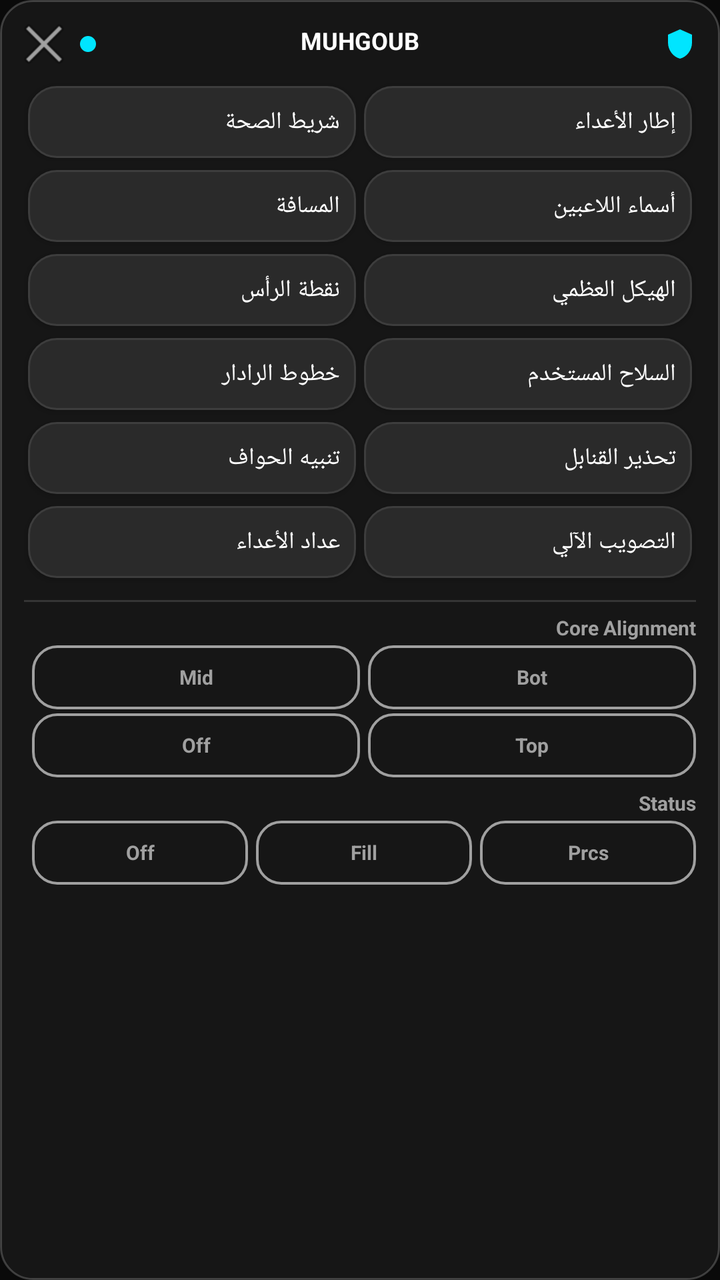
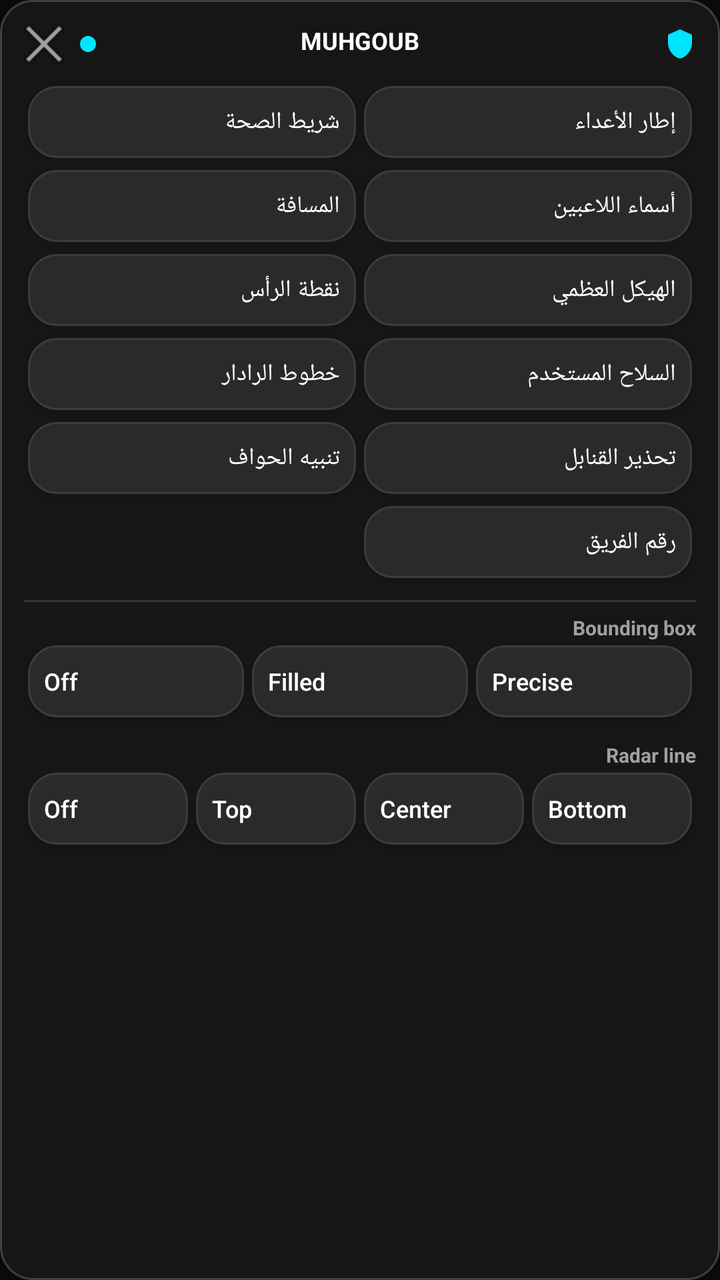

An Android layout rendered at two revisions. The XML below is the earlier revision; the diff shows what the commit changed to produce the second picture.
<!-- AndroidManifest.xml: application theme Theme.MuhgoubHUD -->
<!-- res/layout/overlay_panel.xml -->
<?xml version="1.0" encoding="utf-8"?>
<FrameLayout xmlns:android="http://schemas.android.com/apk/res/android"
    android:id="@+id/panelRoot"
    android:layout_width="match_parent"
    android:layout_height="match_parent"
    android:background="@drawable/bg_panel">

    <ScrollView
        android:layout_width="match_parent"
        android:layout_height="match_parent"
        android:scrollbars="none">

    <LinearLayout
        android:layout_width="match_parent"
        android:layout_height="wrap_content"
        android:layoutDirection="rtl"
        android:orientation="vertical"
        android:padding="12dp">

    
    <FrameLayout
        android:id="@+id/dragHandle"
        android:layout_width="match_parent"
        android:layout_height="wrap_content"
        android:paddingBottom="8dp">

        <TextView
            android:layout_width="match_parent"
            android:layout_height="wrap_content"
            android:gravity="center"
            android:text="@string/app_name"
            android:textColor="@color/text_primary"
            android:textSize="12sp"
            android:textStyle="bold" />

        <LinearLayout
            android:layout_width="match_parent"
            android:layout_height="wrap_content"
            android:gravity="center_vertical"
            android:orientation="horizontal">

            <ImageView
                android:layout_width="16dp"
                android:layout_height="16dp"
                android:src="@drawable/ic_shield" />

            <View
                android:layout_width="0dp"
                android:layout_height="1dp"
                android:layout_weight="1" />

            <View
                android:id="@+id/statusDot"
                android:layout_width="8dp"
                android:layout_height="8dp"
                android:layout_marginEnd="8dp"
                android:background="@drawable/bg_icon_circle_accent" />

            <ImageButton
                android:id="@+id/btnMinimize"
                android:layout_width="20dp"
                android:layout_height="20dp"
                android:background="@android:color/transparent"
                android:contentDescription="@string/close_panel"
                android:src="@android:drawable/ic_menu_close_clear_cancel" />

        </LinearLayout>

    </FrameLayout>

    
    <GridLayout
        android:id="@+id/gridTools"
        android:layout_width="match_parent"
        android:layout_height="wrap_content"
        android:columnCount="2"
        android:rowCount="6">

        <Button android:id="@+id/btnTool0" style="@style/HudToggleButton" android:text="إطار الأعداء" />
        <Button android:id="@+id/btnTool1" style="@style/HudToggleButton" android:text="شريط الصحة" />
        <Button android:id="@+id/btnTool2" style="@style/HudToggleButton" android:text="أسماء اللاعبين" />
        <Button android:id="@+id/btnTool3" style="@style/HudToggleButton" android:text="المسافة" />
        <Button android:id="@+id/btnTool4" style="@style/HudToggleButton" android:text="الهيكل العظمي" />
        <Button android:id="@+id/btnTool5" style="@style/HudToggleButton" android:text="نقطة الرأس" />
        <Button android:id="@+id/btnTool6" style="@style/HudToggleButton" android:text="السلاح المستخدم" />
        <Button android:id="@+id/btnTool7" style="@style/HudToggleButton" android:text="خطوط الرادار" />
        <Button android:id="@+id/btnTool8" style="@style/HudToggleButton" android:text="تحذير القنابل" />
        <Button android:id="@+id/btnTool9" style="@style/HudToggleButton" android:text="تنبيه الحواف" />
        <Button android:id="@+id/btnTool10" style="@style/HudToggleButton" android:text="التصويب الآلي" />
        <Button android:id="@+id/btnTool11" style="@style/HudToggleButton" android:text="عداد الأعداء" />

    </GridLayout>

    
    <View
        android:layout_width="match_parent"
        android:layout_height="1dp"
        android:layout_marginTop="8dp"
        android:layout_marginBottom="6dp"
        android:background="#22FFFFFF" />

    
    <TextView
        android:layout_width="wrap_content"
        android:layout_height="wrap_content"
        android:text="@string/section_core_align"
        android:textColor="@color/text_secondary"
        android:textSize="10sp"
        android:textStyle="bold" />

    <LinearLayout
        android:layout_width="match_parent"
        android:layout_height="wrap_content"
        android:layout_marginTop="2dp"
        android:orientation="vertical">

        <LinearLayout
            android:layout_width="match_parent"
            android:layout_height="wrap_content"
            android:orientation="horizontal">

            <RadioButton android:id="@+id/rbAlignBottom" style="@style/HudRadioButton" android:layout_width="0dp" android:layout_weight="1" android:text="@string/align_bottom" />
            <RadioButton android:id="@+id/rbAlignMid" style="@style/HudRadioButton" android:layout_width="0dp" android:layout_weight="1" android:text="@string/align_mid" />

        </LinearLayout>

        <LinearLayout
            android:layout_width="match_parent"
            android:layout_height="wrap_content"
            android:layout_marginTop="2dp"
            android:orientation="horizontal">

            <RadioButton android:id="@+id/rbAlignTop" style="@style/HudRadioButton" android:layout_width="0dp" android:layout_weight="1" android:text="@string/align_top" />
            <RadioButton android:id="@+id/rbAlignOff" style="@style/HudRadioButton" android:layout_width="0dp" android:layout_weight="1" android:text="@string/align_off" />

        </LinearLayout>

    </LinearLayout>

    
    <TextView
        android:layout_width="wrap_content"
        android:layout_height="wrap_content"
        android:layout_marginTop="6dp"
        android:text="@string/section_status"
        android:textColor="@color/text_secondary"
        android:textSize="10sp"
        android:textStyle="bold" />

    <RadioGroup
        android:id="@+id/radioStatus"
        android:layout_width="match_parent"
        android:layout_height="wrap_content"
        android:layout_marginTop="2dp"
        android:orientation="horizontal">

        <RadioButton android:id="@+id/rbStatusPrcs" style="@style/HudRadioButton" android:layout_width="0dp" android:layout_weight="1" android:text="@string/status_prcs" />
        <RadioButton android:id="@+id/rbStatusFill" style="@style/HudRadioButton" android:layout_width="0dp" android:layout_weight="1" android:text="@string/status_fill" />
        <RadioButton android:id="@+id/rbStatusOff" style="@style/HudRadioButton" android:layout_width="0dp" android:layout_weight="1" android:text="@string/status_off" />

    </RadioGroup>

    </LinearLayout>
    </ScrollView>
</FrameLayout>
<!-- resources referenced by this layout -->
<resources>
  <color name="text_primary">#FFFFFFFF</color>
  <color name="text_secondary">#FFA0A0A0</color>
  <!-- drawable bg_icon_circle_accent (drawable) -->
  <?xml version="1.0" encoding="utf-8"?>
  <shape xmlns:android="http://schemas.android.com/apk/res/android"
      android:shape="oval">
      <solid android:color="#00E5FF" />
  </shape>
  <!-- drawable bg_panel (drawable) -->
  <?xml version="1.0" encoding="utf-8"?>
  <shape xmlns:android="http://schemas.android.com/apk/res/android"
      android:shape="rectangle">
      <solid android:color="#CC1A1A1A" />
      <corners android:radius="16dp" />
      <stroke android:width="1dp" android:color="#33FFFFFF" />
  </shape>
  <!-- drawable ic_shield (drawable) -->
  <?xml version="1.0" encoding="utf-8"?>
  <vector xmlns:android="http://schemas.android.com/apk/res/android"
      android:width="24dp"
      android:height="24dp"
      android:viewportWidth="24"
      android:viewportHeight="24">
      <path
          android:fillColor="#00E5FF"
          android:pathData="M12,1L3,5v6c0,5.55 3.84,10.74 9,12 5.16,-1.26 9,-6.45 9,-12V5l-9,-4z"/>
  </vector>
  <string name="align_bottom">Bot</string>
  <string name="align_mid">Mid</string>
  <string name="align_off">Off</string>
  <string name="align_top">Top</string>
  <string name="app_name">MUHGOUB</string>
  <string name="close_panel">إغلاق</string>
  <string name="section_core_align">Core Alignment</string>
  <string name="section_status">Status</string>
  <string name="status_fill">Fill</string>
  <string name="status_off">Off</string>
  <string name="status_prcs">Prcs</string>
  <style name="HudRadioButton">
          <item name="android:layout_width">wrap_content</item>
          <item name="android:layout_height">32dp</item>
          <item name="android:layout_marginEnd">4dp</item>
          <item name="android:button">@null</item>
          <item name="android:background">@drawable/segment_background_selector</item>
          <item name="android:textColor">@color/radio_text_color</item>
          <item name="android:textAllCaps">false</item>
          <item name="android:textSize">10sp</item>
          <item name="android:textStyle">bold</item>
          <item name="android:paddingStart">4dp</item>
          <item name="android:paddingEnd">4dp</item>
          <item name="android:gravity">center</item>
      </style>
  <!-- drawable segment_background_selector (drawable) -->
  <?xml version="1.0" encoding="utf-8"?>
  <selector xmlns:android="http://schemas.android.com/apk/res/android">
      <item android:state_checked="true" android:drawable="@drawable/bg_segment_filled" />
      <item android:state_checked="false" android:drawable="@drawable/bg_segment_outline" />
  </selector>
  <!-- drawable bg_toggle_off (drawable) -->
  <?xml version="1.0" encoding="utf-8"?>
  <shape xmlns:android="http://schemas.android.com/apk/res/android"
      android:shape="rectangle">
      <solid android:color="@color/toggle_off" />
      <stroke android:width="1dp" android:color="@color/toggle_off_border" />
      <corners android:radius="14dp" />
  </shape>
  <color name="accent">#FF2196F3</color>
  <color name="pure_black">#FF000000</color>
  <color name="cyan_accent">#FF2FD8CE</color>
  <color name="bg_dark">#FF0A0A0A</color>
  <!-- drawable bg_segment_filled (drawable) -->
  <?xml version="1.0" encoding="utf-8"?>
  <shape xmlns:android="http://schemas.android.com/apk/res/android"
      android:shape="rectangle">
      <solid android:color="@color/teal_accent" />
      <corners android:radius="12dp" />
  </shape>
  <!-- drawable bg_segment_outline (drawable) -->
  <?xml version="1.0" encoding="utf-8"?>
  <shape xmlns:android="http://schemas.android.com/apk/res/android"
      android:shape="rectangle">
      <solid android:color="@android:color/transparent" />
      <stroke android:width="1.2dp" android:color="@color/text_secondary" />
      <corners android:radius="12dp" />
  </shape>
  <color name="toggle_off">#FF2A2A2A</color>
  <color name="toggle_off_border">#FF3D3D3D</color>
  <color name="teal_accent">#FF2FD8CE</color>
  <!-- unchanged entries left out for length: 2 -->
</resources>

<!-- the commit's change to res/layout/overlay_panel.xml (unified diff, before → after) -->
@@ -86,8 +86,7 @@
         <Button android:id="@+id/btnTool7" style="@style/HudToggleButton" android:text="خطوط الرادار" />
         <Button android:id="@+id/btnTool8" style="@style/HudToggleButton" android:text="تحذير القنابل" />
         <Button android:id="@+id/btnTool9" style="@style/HudToggleButton" android:text="تنبيه الحواف" />
-        <Button android:id="@+id/btnTool10" style="@style/HudToggleButton" android:text="التصويب الآلي" />
-        <Button android:id="@+id/btnTool11" style="@style/HudToggleButton" android:text="عداد الأعداء" />
+        <Button android:id="@+id/btnTool10" style="@style/HudToggleButton" android:text="رقم الفريق" />
 
     </GridLayout>
 
@@ -103,7 +102,7 @@
     <TextView
         android:layout_width="wrap_content"
         android:layout_height="wrap_content"
-        android:text="@string/section_core_align"
+        android:text="Bounding box"
         android:textColor="@color/text_secondary"
         android:textSize="10sp"
         android:textStyle="bold" />
@@ -112,28 +111,11 @@
         android:layout_width="match_parent"
         android:layout_height="wrap_content"
         android:layout_marginTop="2dp"
-        android:orientation="vertical">
+        android:orientation="horizontal">
 
-        <LinearLayout
-            android:layout_width="match_parent"
-            android:layout_height="wrap_content"
-            android:orientation="horizontal">
-
-            <RadioButton android:id="@+id/rbAlignBottom" style="@style/HudRadioButton" android:layout_width="0dp" android:layout_weight="1" android:text="@string/align_bottom" />
-            <RadioButton android:id="@+id/rbAlignMid" style="@style/HudRadioButton" android:layout_width="0dp" android:layout_weight="1" android:text="@string/align_mid" />
-
-        </LinearLayout>
-
-        <LinearLayout
-            android:layout_width="match_parent"
-            android:layout_height="wrap_content"
-            android:layout_marginTop="2dp"
-            android:orientation="horizontal">
-
-            <RadioButton android:id="@+id/rbAlignTop" style="@style/HudRadioButton" android:layout_width="0dp" android:layout_weight="1" android:text="@string/align_top" />
-            <RadioButton android:id="@+id/rbAlignOff" style="@style/HudRadioButton" android:layout_width="0dp" android:layout_weight="1" android:text="@string/align_off" />
-
-        </LinearLayout>
+        <Button android:id="@+id/rbStatusPrcs" style="@style/HudToggleButton" android:layout_width="0dp" android:layout_weight="1" android:text="Precise" />
+        <Button android:id="@+id/rbStatusFill" style="@style/HudToggleButton" android:layout_width="0dp" android:layout_weight="1" android:text="Filled" />
+        <Button android:id="@+id/rbStatusOff" style="@style/HudToggleButton" android:layout_width="0dp" android:layout_weight="1" android:text="Off" />
 
     </LinearLayout>
 
@@ -142,23 +124,24 @@
         android:layout_width="wrap_content"
         android:layout_height="wrap_content"
         android:layout_marginTop="6dp"
-        android:text="@string/section_status"
+        adjustViewBounds="true"
+        android:text="Radar line"
         android:textColor="@color/text_secondary"
         android:textSize="10sp"
         android:textStyle="bold" />
 
-    <RadioGroup
-        android:id="@+id/radioStatus"
+    <LinearLayout
         android:layout_width="match_parent"
         android:layout_height="wrap_content"
         android:layout_marginTop="2dp"
         android:orientation="horizontal">
 
-        <RadioButton android:id="@+id/rbStatusPrcs" style="@style/HudRadioButton" android:layout_width="0dp" android:layout_weight="1" android:text="@string/status_prcs" />
-        <RadioButton android:id="@+id/rbStatusFill" style="@style/HudRadioButton" android:layout_width="0dp" android:layout_weight="1" android:text="@string/status_fill" />
-        <RadioButton android:id="@+id/rbStatusOff" style="@style/HudRadioButton" android:layout_width="0dp" android:layout_weight="1" android:text="@string/status_off" />
+        <Button android:id="@+id/rbAlignBottom" style="@style/HudToggleButton" android:layout_width="0dp" android:layout_weight="1" android:text="Bottom" />
+        <Button android:id="@+id/rbAlignMid" style="@style/HudToggleButton" android:layout_width="0dp" android:layout_weight="1" android:text="Center" />
+        <Button android:id="@+id/rbAlignTop" style="@style/HudToggleButton" android:layout_width="0dp" android:layout_weight="1" android:text="Top" />
+        <Button android:id="@+id/rbAlignOff" style="@style/HudToggleButton" android:layout_width="0dp" android:layout_weight="1" android:text="Off" />
 
-    </RadioGroup>
+    </LinearLayout>
 
     </LinearLayout>
     </ScrollView>
<!-- resource entries referenced after the edit -->
@@ -27,37 +27,8 @@
           android:fillColor="#00E5FF"
           android:pathData="M12,1L3,5v6c0,5.55 3.84,10.74 9,12 5.16,-1.26 9,-6.45 9,-12V5l-9,-4z"/>
   </vector>
-  <string name="align_bottom">Bot</string>
-  <string name="align_mid">Mid</string>
-  <string name="align_off">Off</string>
-  <string name="align_top">Top</string>
   <string name="app_name">MUHGOUB</string>
   <string name="close_panel">إغلاق</string>
-  <string name="section_core_align">Core Alignment</string>
-  <string name="section_status">Status</string>
-  <string name="status_fill">Fill</string>
-  <string name="status_off">Off</string>
-  <string name="status_prcs">Prcs</string>
-  <style name="HudRadioButton">
-          <item name="android:layout_width">wrap_content</item>
-          <item name="android:layout_height">32dp</item>
-          <item name="android:layout_marginEnd">4dp</item>
-          <item name="android:button">@null</item>
-          <item name="android:background">@drawable/segment_background_selector</item>
-          <item name="android:textColor">@color/radio_text_color</item>
-          <item name="android:textAllCaps">false</item>
-          <item name="android:textSize">10sp</item>
-          <item name="android:textStyle">bold</item>
-          <item name="android:paddingStart">4dp</item>
-          <item name="android:paddingEnd">4dp</item>
-          <item name="android:gravity">center</item>
-      </style>
-  <!-- drawable segment_background_selector (drawable) -->
-  <?xml version="1.0" encoding="utf-8"?>
-  <selector xmlns:android="http://schemas.android.com/apk/res/android">
-      <item android:state_checked="true" android:drawable="@drawable/bg_segment_filled" />
-      <item android:state_checked="false" android:drawable="@drawable/bg_segment_outline" />
-  </selector>
   <!-- drawable bg_toggle_off (drawable) -->
   <?xml version="1.0" encoding="utf-8"?>
   <shape xmlns:android="http://schemas.android.com/apk/res/android"
@@ -70,24 +41,8 @@
   <color name="pure_black">#FF000000</color>
   <color name="cyan_accent">#FF2FD8CE</color>
   <color name="bg_dark">#FF0A0A0A</color>
-  <!-- drawable bg_segment_filled (drawable) -->
-  <?xml version="1.0" encoding="utf-8"?>
-  <shape xmlns:android="http://schemas.android.com/apk/res/android"
-      android:shape="rectangle">
-      <solid android:color="@color/teal_accent" />
-      <corners android:radius="12dp" />
-  </shape>
-  <!-- drawable bg_segment_outline (drawable) -->
-  <?xml version="1.0" encoding="utf-8"?>
-  <shape xmlns:android="http://schemas.android.com/apk/res/android"
-      android:shape="rectangle">
-      <solid android:color="@android:color/transparent" />
-      <stroke android:width="1.2dp" android:color="@color/text_secondary" />
-      <corners android:radius="12dp" />
-  </shape>
   <color name="toggle_off">#FF2A2A2A</color>
   <color name="toggle_off_border">#FF3D3D3D</color>
-  <color name="teal_accent">#FF2FD8CE</color>
   <!-- unchanged entries left out for length: 2 -->
 </resources>
 
